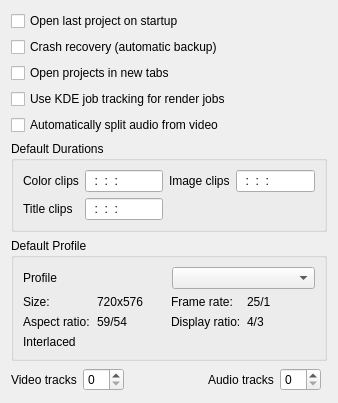
KDE/kdenlive, file src/widgets/configmisc_ui.ui: the form before one commit.
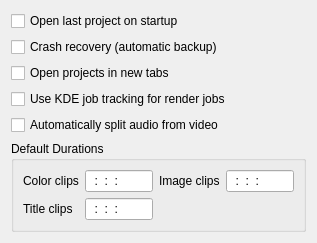
The form after the commit. Custom widgets are drawn as their Qt base class.

Commit message: automatically select if we should export audio or not: http://www.kdenlive.org/mantis/view.php?id=1672

What changed in the file:
```diff
--- a/src/widgets/configmisc_ui.ui
+++ b/src/widgets/configmisc_ui.ui
@@ -6,33 +6,33 @@
    <rect>
     <x>0</x>
     <y>0</y>
-    <width>338</width>
-    <height>359</height>
+    <width>298</width>
+    <height>220</height>
    </rect>
   </property>
   <layout class="QGridLayout" name="gridLayout_4">
-   <item row="0" column="0" colspan="6">
+   <item row="0" column="0" colspan="3">
     <widget class="QCheckBox" name="kcfg_openlastproject">
      <property name="text">
       <string>Open last project on startup</string>
      </property>
     </widget>
    </item>
-   <item row="1" column="0" colspan="6">
+   <item row="1" column="0" colspan="3">
     <widget class="QCheckBox" name="kcfg_crashrecovery">
      <property name="text">
       <string>Crash recovery (automatic backup)</string>
      </property>
     </widget>
    </item>
-   <item row="2" column="0" colspan="6">
+   <item row="2" column="0" colspan="3">
     <widget class="QCheckBox" name="kcfg_activatetabs">
      <property name="text">
       <string>Open projects in new tabs</string>
      </property>
     </widget>
    </item>
-   <item row="5" column="0" colspan="6">
+   <item row="5" column="0" colspan="3">
     <widget class="QGroupBox" name="groupBox">
      <property name="title">
       <string>Default Durations</string>
@@ -83,120 +83,7 @@
      </layout>
     </widget>
    </item>
-   <item row="6" column="0" colspan="6">
-    <widget class="QGroupBox" name="properties">
-     <property name="title">
-      <string>Default Profile</string>
-     </property>
-     <layout class="QGridLayout" name="gridLayout_2">
-      <item row="0" column="0">
-       <widget class="QLabel" name="label_3">
-        <property name="text">
-         <string>Profile</string>
-        </property>
-       </widget>
-      </item>
-      <item row="0" column="1">
-       <widget class="KComboBox" name="kcfg_profiles_list"/>
-      </item>
-      <item row="1" column="0" colspan="2">
-       <layout class="QGridLayout" name="gridLayout">
-        <item row="0" column="0">
-         <widget class="QLabel" name="label_5">
-          <property name="text">
-           <string>Size:</string>
-          </property>
-         </widget>
-        </item>
-        <item row="0" column="1">
-         <widget class="QLabel" name="p_size">
-          <property name="text">
-           <string>720x576</string>
-          </property>
-         </widget>
-        </item>
-        <item row="0" column="2">
-         <widget class="QLabel" name="label_4">
-          <property name="text">
-           <string>Frame rate:</string>
-          </property>
-         </widget>
-        </item>
-        <item row="0" column="3">
-         <widget class="QLabel" name="p_fps">
-          <property name="text">
-           <string>25/1</string>
-          </property>
-         </widget>
-        </item>
-        <item row="1" column="0">
-         <widget class="QLabel" name="label_9">
-          <property name="text">
-           <string>Aspect ratio:</string>
-          </property>
-         </widget>
-        </item>
-        <item row="1" column="1">
-         <widget class="QLabel" name="p_aspect">
-          <property name="text">
-           <string>59/54</string>
-          </property>
-         </widget>
-        </item>
-        <item row="1" column="2">
-         <widget class="QLabel" name="label_10">
-          <property name="text">
-           <string>Display ratio:</string>
-          </property>
-         </widget>
-        </item>
-        <item row="1" column="3">
-         <widget class="QLabel" name="p_display">
-          <property name="text">
-           <string>4/3</string>
-          </property>
-         </widget>
-        </item>
-       </layout>
-      </item>
-      <item row="2" column="0" colspan="2">
-       <widget class="QLabel" name="p_progressive">
-        <property name="text">
-         <string>Interlaced</string>
-        </property>
-       </widget>
-      </item>
-     </layout>
-    </widget>
-   </item>
-   <item row="7" column="0">
-    <widget class="QLabel" name="label_6">
-     <property name="text">
-      <string>Video tracks</string>
-     </property>
-    </widget>
-   </item>
-   <item row="7" column="2">
-    <spacer name="horizontalSpacer">
-     <property name="orientation">
-      <enum>Qt::Horizontal</enum>
-     </property>
-     <property name="sizeHint" stdset="0">
-      <size>
-       <width>13</width>
-       <height>25</height>
-      </size>
-     </property>
-    </spacer>
-   </item>
-   <item row="7" column="3">
-    <widget class="QLabel" name="label_7">
-     <property name="text">
-      <string>Audio tracks</string>
-     </property>
-    </widget>
-   </item>
-   <item row="8" column="0" colspan="6">
+   <item row="6" column="0" colspan="3">
     <spacer>
      <property name="orientation">
       <enum>Qt::Vertical</enum>
@@ -209,20 +96,14 @@
      </property>
     </spacer>
    </item>
-   <item row="7" column="1">
-    <widget class="KIntSpinBox" name="kcfg_videotracks"/>
-   </item>
-   <item row="7" column="4">
-    <widget class="KIntSpinBox" name="kcfg_audiotracks"/>
-   </item>
-   <item row="3" column="0" colspan="5">
+   <item row="3" column="0" colspan="2">
     <widget class="QCheckBox" name="kcfg_usekuiserver">
      <property name="text">
       <string>Use KDE job tracking for render jobs</string>
      </property>
     </widget>
    </item>
-   <item row="4" column="0" colspan="5">
+   <item row="4" column="0" colspan="2">
     <widget class="QCheckBox" name="kcfg_splitaudio">
      <property name="text">
       <string>Automatically split audio from video</string>
@@ -232,21 +113,11 @@
   </layout>
  </widget>
  <customwidgets>
-  <customwidget>
-   <class>KIntSpinBox</class>
-   <extends>QSpinBox</extends>
-   <header>knuminput.h</header>
-  </customwidget>
   <customwidget>
    <class>KLineEdit</class>
    <extends>QLineEdit</extends>
    <header>klineedit.h</header>
   </customwidget>
-  <customwidget>
-   <class>KComboBox</class>
-   <extends>QComboBox</extends>
-   <header>kcombobox.h</header>
-  </customwidget>
   <customwidget>
    <class>KRestrictedLine</class>
    <extends>KLineEdit</extends>
```
The commit also changes 17 other files.
